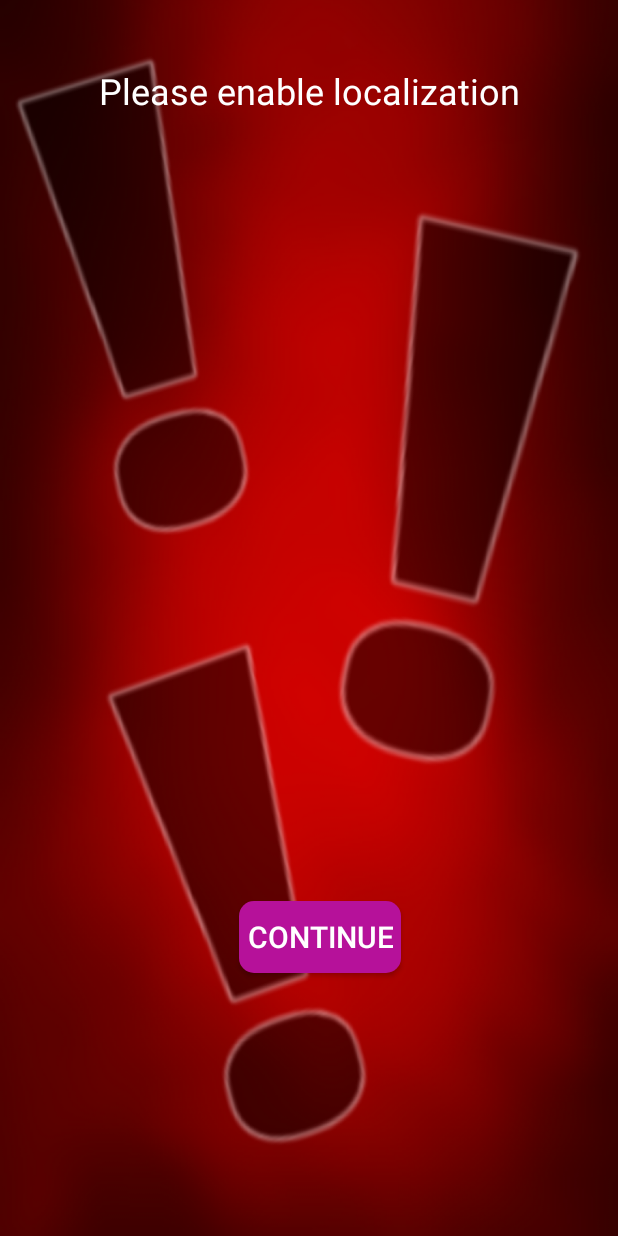
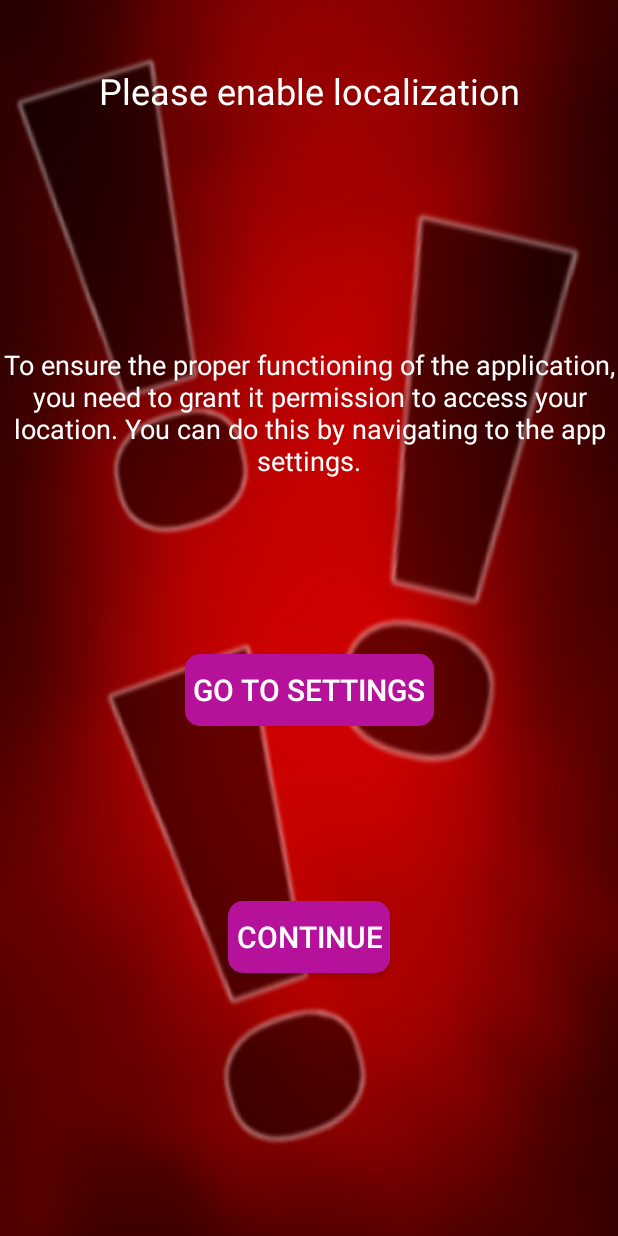
Before and after one commit to Damek34/Ahoy, an Android app: the EnableLocalization screen opened directly, with no data from a screen before it, on a phone screen of 412 x 824 dp. Run offline under Robolectric (Android 15) with nearby library versions, the phone set to English and light mode, and no system bars.

Commit message:
Access to localization fix
Access to localization fix
Maybe working preview when event/announcement/competition will end
Removed button to access to localization from settings

```diff
--- a/Ahoj/app/src/main/java/com/chatoyment/ahoyapp/AddAnnouncement.java
+++ b/Ahoj/app/src/main/java/com/chatoyment/ahoyapp/AddAnnouncement.java
@@ -50,6 +50,8 @@ public class AddAnnouncement extends AppCompatActivity {
     Intent activity_intent;
 
     Intent social_intent;
+
+    Date date;
 
 
     @Override
@@ -109,6 +111,8 @@ public class AddAnnouncement extends AppCompatActivity {
 
         check_internet_connection = findViewById(R.id.check_internet_connection);
 
+         date = OnlineDate.getDate();
+
         Locale[] locales = Locale.getAvailableLocales();
         ArrayList<String> countries = new ArrayList<String>();
 
@@ -150,7 +154,7 @@ public class AddAnnouncement extends AppCompatActivity {
                     duration_preview.setText("");
                 }
                 else{
-                    Date date = OnlineDate.getDate();
+                 //   Date date = OnlineDate.getDate();
                     long millis = System.currentTimeMillis();
                     String date_and_time = date + " " + millis;
 
--- a/Ahoj/app/src/main/java/com/chatoyment/ahoyapp/AddCompetition.java
+++ b/Ahoj/app/src/main/java/com/chatoyment/ahoyapp/AddCompetition.java
@@ -49,6 +49,8 @@ public class AddCompetition extends AppCompatActivity {
     final FirebaseDatabase database = FirebaseDatabase.getInstance();
     DatabaseReference reference;
 
+    Date date;
+
     @Override
     protected void onCreate(Bundle savedInstanceState) {
         SharedPreferences sharedPreferences2 = PreferenceManager.getDefaultSharedPreferences(this);
@@ -85,6 +87,7 @@ public class AddCompetition extends AppCompatActivity {
 
         super.onCreate(savedInstanceState);
         setContentView(R.layout.activity_add_competition);
+        Date date = OnlineDate.getDate();
 
         competition_title_editText = findViewById(R.id.competition_title_editText);
         competition_organizer_editText = findViewById(R.id.competition_organizer_editText);
@@ -138,7 +141,7 @@ public class AddCompetition extends AppCompatActivity {
                     duration_preview.setText("");
                 }
                 else{
-                    Date date = OnlineDate.getDate();
+                   // Date date = OnlineDate.getDate();
                     long millis = System.currentTimeMillis();
                     String date_and_time = date + " " + millis;
 
--- a/Ahoj/app/src/main/java/com/chatoyment/ahoyapp/AddLocalEvent.java
+++ b/Ahoj/app/src/main/java/com/chatoyment/ahoyapp/AddLocalEvent.java
@@ -36,6 +36,7 @@ public class AddLocalEvent extends AppCompatActivity {
 
     Intent intent;
 
+    Date date;
     @Override
     protected void onCreate(Bundle savedInstanceState) {
         SharedPreferences sharedPreferences2 = PreferenceManager.getDefaultSharedPreferences(this);
@@ -99,6 +100,8 @@ public class AddLocalEvent extends AppCompatActivity {
         additional = (EditText) findViewById(R.id.event_additional_info);
         duration_preview = findViewById(R.id.duration_preview);
 
+        Date date = OnlineDate.getDate();
+
         Intent autoIntent = getIntent();
 
         String test_name = autoIntent.getStringExtra("event_name");
@@ -123,7 +126,7 @@ public class AddLocalEvent extends AppCompatActivity {
                     duration_preview.setText("");
                 }
                 else{
-                    Date date = OnlineDate.getDate();
+               //     Date date = OnlineDate.getDate();
                     long millis = System.currentTimeMillis();
                     String date_and_time = date + " " + millis;
 
--- a/Ahoj/app/src/main/res/layout/activity_enable_localization.xml
+++ b/Ahoj/app/src/main/res/layout/activity_enable_localization.xml
@@ -20,23 +20,48 @@
         app:layout_constraintStart_toStartOf="parent"
         app:layout_constraintTop_toTopOf="parent" />
 
+
+    <TextView
+        android:layout_width="wrap_content"
+        android:layout_height="wrap_content"
+        android:layout_marginTop="154dp"
+        android:text="@string/enable_localizaton_from_settings"
+        android:textAlignment="center"
+        android:textColor="@color/white"
+        android:textSize="18sp"
+        app:layout_constraintEnd_toEndOf="parent"
+        app:layout_constraintStart_toStartOf="parent"
+        app:layout_constraintTop_toBottomOf="@+id/textView4" />
+
+
+    <androidx.appcompat.widget.AppCompatButton
+        android:layout_width="wrap_content"
+        android:layout_height="wrap_content"
+        android:layout_marginBottom="340dp"
+        android:background="@drawable/roundpinkbutton"
+        android:onClick="openSettings"
+        android:paddingLeft="5dp"
+        android:paddingRight="5dp"
+        android:text="@string/go_to_settings"
+        android:textColor="@color/white"
+        android:textSize="20sp"
+        app:layout_constraintBottom_toBottomOf="parent"
+        app:layout_constraintEnd_toEndOf="parent"
+        app:layout_constraintStart_toStartOf="parent" />
+
     <androidx.appcompat.widget.AppCompatButton
         android:id="@+id/manage_event_button"
         android:layout_width="wrap_content"
         android:layout_height="wrap_content"
-        android:layout_marginTop="81dp"
+        android:layout_marginBottom="175dp"
         android:background="@drawable/roundpinkbutton"
+        android:onClick="continueL"
         android:paddingLeft="5dp"
         android:paddingRight="5dp"
-        android:onClick="continueL"
         android:text="@string/reconnect_localization"
         android:textColor="@color/white"
         android:textSize="20sp"
-        android:layout_marginStart="158dp"
-        android:layout_marginEnd="143dp"
-        android:layout_marginBottom="175dp"
         app:layout_constraintBottom_toBottomOf="parent"
         app:layout_constraintEnd_toEndOf="parent"
-        app:layout_constraintStart_toStartOf="parent"
-        />
+        app:layout_constraintStart_toStartOf="parent" />
 </androidx.constraintlayout.widget.ConstraintLayout>
--- a/Ahoj/app/src/main/res/values/strings.xml
+++ b/Ahoj/app/src/main/res/values/strings.xml
@@ -316,6 +316,8 @@ Using the application implies agreement to the following regulations:
     <string name="add_results">Add results</string>
     <string name="account_is_banned">Account is banned</string>
     <string name="by_clicking_register_button">By clicking the \'Register\' button, you declare that you have read the application\'s TERMS AND CONDITIONS.</string>
+    <string name="go_to_settings">Go to settings</string>
+    <string name="enable_localizaton_from_settings">To ensure the proper functioning of the application, you need to grant it permission to access your location. You can do this by navigating to the app settings.</string>
 
 
     <string-array name="map_types_spinner" translatable="true">
```
Also changed, not shown: Ahoj/app/build.gradle (+3 -4 lines), Ahoj/app/src/main/java/com/chatoyment/ahoyapp/EnableLocalization.java (+10 -0 lines), Ahoj/app/src/main/java/com/chatoyment/ahoyapp/LoadingScreen.java (+1 -16 lines), Ahoj/app/src/main/java/com/chatoyment/ahoyapp/MapActivityMain.java (+74 -23 lines), Ahoj/app/src/main/res/layout/activity_setting.xml (+0 -8 lines), 1 other file.
